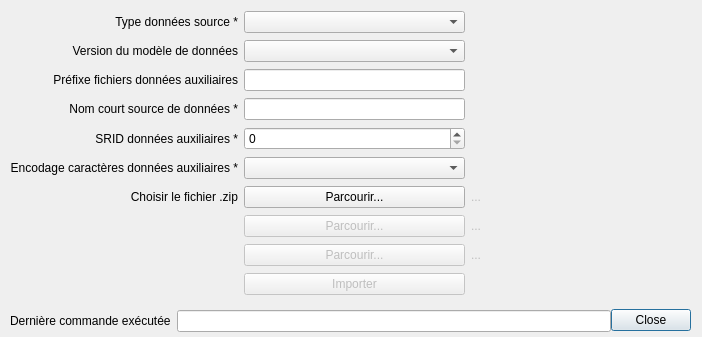
Old version of the form forms/Ui_import_pt_dialog.ui in the repository datagistips/territoires-ville.TempusAccess.
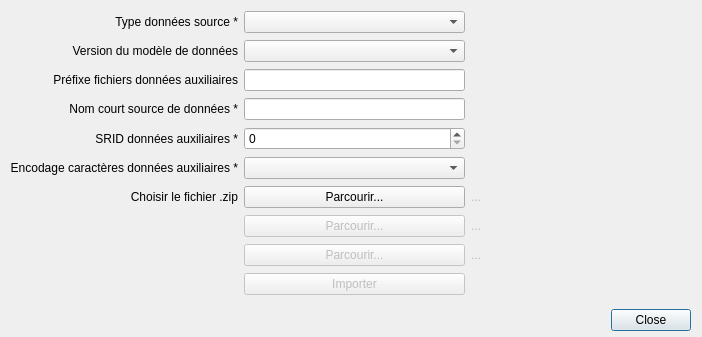
New version of the form.

Commit message: Remove lineEdits in forms and put SQL commands in an external file

```diff
--- a/forms/Ui_import_pt_dialog.ui
+++ b/forms/Ui_import_pt_dialog.ui
@@ -285,28 +285,6 @@
     </item>
    </layout>
   </widget>
-  <widget class="QWidget" name="layoutWidget">
-   <property name="geometry">
-    <rect>
-     <x>10</x>
-     <y>310</y>
-     <width>601</width>
-     <height>22</height>
-    </rect>
-   </property>
-   <layout class="QHBoxLayout" name="horizontalLayout">
-    <item>
-     <widget class="QLabel" name="label_5">
-      <property name="text">
-       <string>Dernière commande exécutée</string>
-      </property>
-     </widget>
-    </item>
-    <item>
-     <widget class="QLineEdit" name="lineEditCommand"/>
-    </item>
-   </layout>
-  </widget>
  </widget>
  <resources/>
  <connections>
```
The commit also changes 45 other files.
